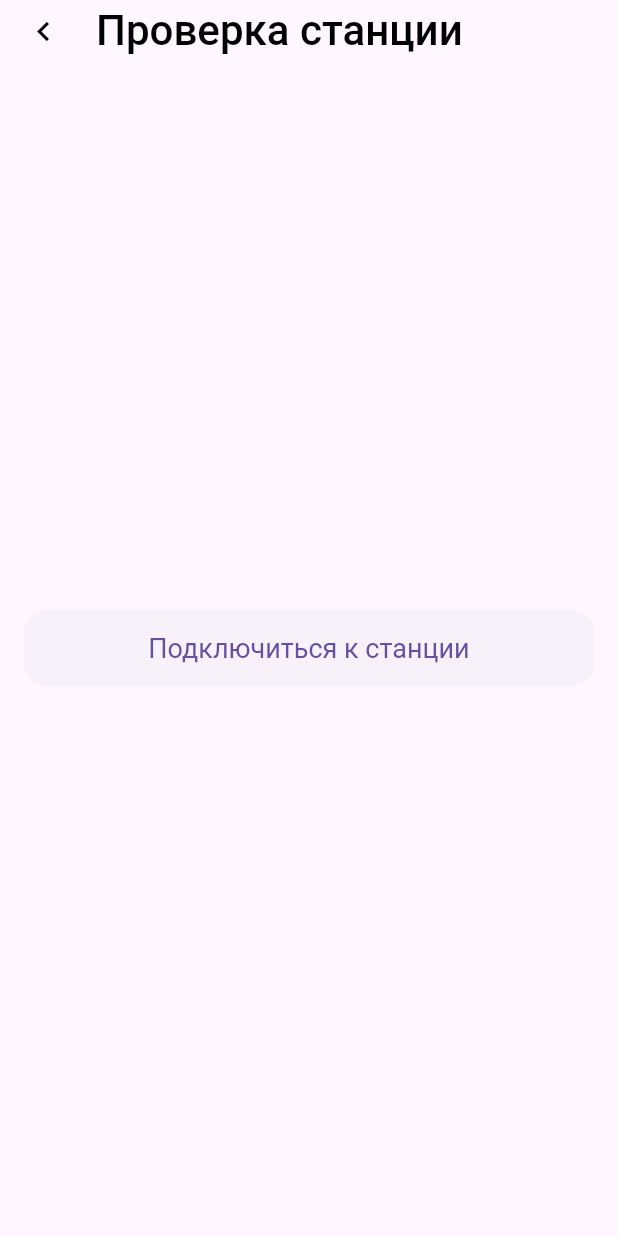
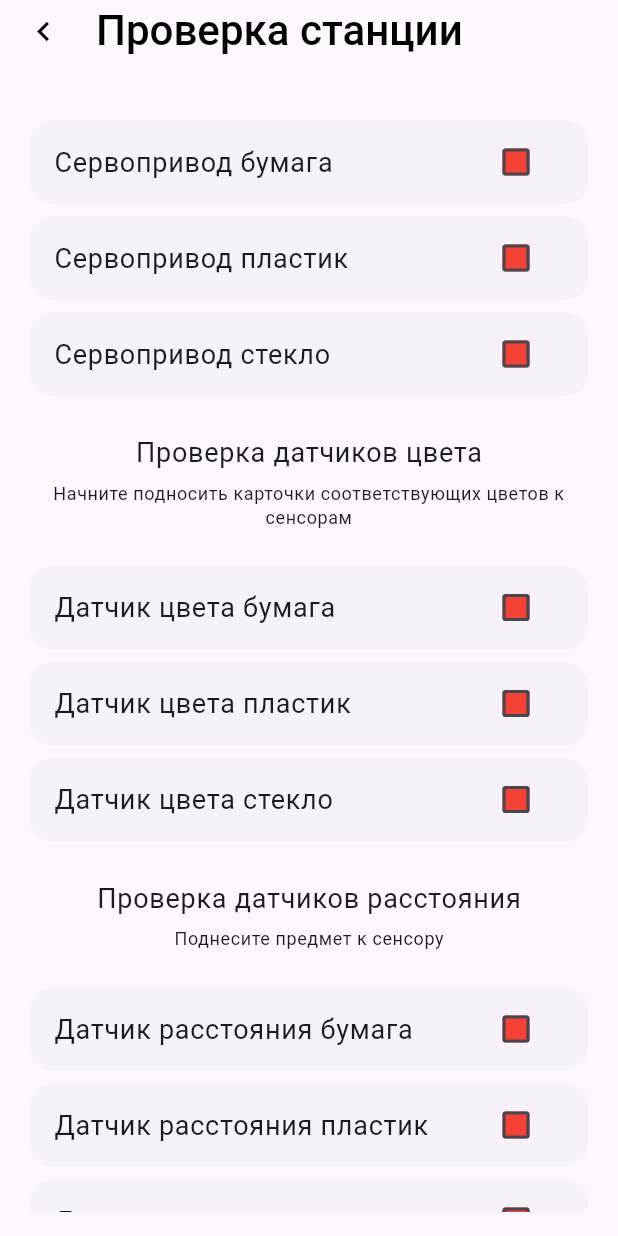
Before and after one commit to vadim-rm/NTOSmartCityMobile, a Flutter app: the BluetoothView screen opened directly, on a phone screen of 412 x 824 dp. Run offline on Flutter 3.47's test engine with Material 2 defaults, Android fonts, the phone set to English and light mode, and no system bars; our stand-ins replace bloc, cached_network_image, cloud_firestore, firebase_auth, firebase_core, firebase_storage and 4 more; missing offline and left inert: cloud_firestore_web, firebase_auth_web, firebase_core_web, firebase_storage_web, image_picker_for_web, quick_blue; accounts and stored records are empty.

Commit message:
Deleted bluetooth functionality

```diff
--- a/lib/bloc/staff/staff_bloc.dart
+++ b/lib/bloc/staff/staff_bloc.dart
@@ -117,6 +117,7 @@ class StaffBloc extends Bloc<StaffEvent, StaffState> {
           emit(
             state.copyWith(
               formStatus: SubmissionSuccess(),
+              trashReport: const TrashReport(),
             ),
           );
         } on FirebaseException catch (e) {
--- a/lib/extensions/bluetooth_constants.dart
+++ b/lib/extensions/bluetooth_constants.dart
@@ -1,8 +1,8 @@
-String arduinoUUID = "FA09410A-971E-04F9-26C6-3FB75C7119B9";
-String characteristicUUID = "0000FFE1-0000-1000-8000-00805F9B34FB";
-String serviceUUID = "0000FFE0-0000-1000-8000-00805F9B34FB";
+// String arduinoUUID = "FA09410A-971E-04F9-26C6-3FB75C7119B9";
+// String characteristicUUID = "0000FFE1-0000-1000-8000-00805F9B34FB";
+// String serviceUUID = "0000FFE0-0000-1000-8000-00805F9B34FB";
 // String arduinoName = "HM10Chill";
 
-// String arduinoUUID = "F0BEBB58-12E3-1CAF-7FA8-FF05590DED34";
-// String characteristicUUID = "8667556c-9a37-4c91-84ed-54ee27d90049";
-// String serviceUUID = "d0611e78-bbb4-4591-a5f8-487910ae4366";
+String arduinoUUID = "F0BEBB58-12E3-1CAF-7FA8-FF05590DED34";
+String characteristicUUID = "8667556c-9a37-4c91-84ed-54ee27d90049";
+String serviceUUID = "d0611e78-bbb4-4591-a5f8-487910ae4366";
--- a/lib/repository/staff_repository.dart
+++ b/lib/repository/staff_repository.dart
@@ -25,6 +25,7 @@ class StaffRepository {
     QuickBlue.startScan();
     BlueScanResult arduino = await QuickBlue.scanResultStream
         .firstWhere((res) => res.deviceId == arduinoUUID);
+    print(arduino.deviceId);
     QuickBlue.stopScan();
     QuickBlue.connect(arduino.deviceId);
     arduinoId = arduino.deviceId;
--- a/lib/views/staff/bluetooth_view.dart
+++ b/lib/views/staff/bluetooth_view.dart
@@ -36,43 +36,43 @@ class BluetoothView extends StatelessWidget {
           ),
           child: BlocBuilder<StaffBloc, StaffState>(
             builder: (context, state) {
-              if (!state.isConnected && isEditable) {
-                return Center(
-                  child: RoundedButton(
-                    onPressed: () {
-                      context.read<StaffBloc>().add(ConnectBluetooth());
-                    },
-                    text: "Подключиться к станции",
-                  ),
-                );
-              }
+              // if (!state.isConnected && isEditable) {
+              //   return Center(
+              //     child: RoundedButton(
+              //       onPressed: () {
+              //         context.read<StaffBloc>().add(ConnectBluetooth());
+              //       },
+              //       text: "Подключиться к станции",
+              //     ),
+              //   );
+              // }
               return Center(
                 child: Container(
                   constraints: const BoxConstraints(maxWidth: 600),
                   child: ListView(
                     children: [
                       Column(
-                        children: [
-                          if (isEditable) ...[
-                            RoundedButton(
-                              onPressed: () {
-                                context.read<StaffBloc>().add(CheckServo());
-                              },
-                              text: "Проверить сервоприводы",
-                            ),
-                          ],
-                          const SizedBox(
+                        children: const [
+                          // if (isEditable) ...[
+                          //   RoundedButton(
+                          //     onPressed: () {
+                          //       context.read<StaffBloc>().add(CheckServo());
+                          //     },
+                          //     text: "Проверить сервоприводы",
+                          //   ),
+                          // ],
+                          SizedBox(
                             height: 20,
                           ),
-                          const CheckboxCard(
+                          CheckboxCard(
                             sensorType: SensorType.servo,
                             trashType: TrashType.paper,
                           ),
-                          const CheckboxCard(
+                          CheckboxCard(
                             sensorType: SensorType.servo,
                             trashType: TrashType.plastic,
                           ),
-                          const CheckboxCard(
+                          CheckboxCard(
                             sensorType: SensorType.servo,
                             trashType: TrashType.glass,
                           ),
@@ -88,9 +88,13 @@ class BluetoothView extends StatelessWidget {
                               "Проверка датчиков цвета",
                               style: Theme.of(context).textTheme.bodyLarge,
                             ),
+                            const SizedBox(
+                              height: 6,
+                            ),
                             Text(
-                              "Проверка производится автоматически. Начните подносить карточки соответствующих цветов к сенсорам",
+                              "Начните подносить карточки соответствующих цветов к сенсорам",
                               style: Theme.of(context).textTheme.caption,
+                              textAlign: TextAlign.center,
                             ),
                           ],
                           const SizedBox(
@@ -120,8 +124,11 @@ class BluetoothView extends StatelessWidget {
                               "Проверка датчиков расстояния",
                               style: Theme.of(context).textTheme.bodyLarge,
                             ),
+                            const SizedBox(
+                              height: 6,
+                            ),
                             Text(
-                              "Проверка производится автоматически. Прислоните руку к сенсору",
+                              "Поднесите предмет к сенсору",
                               style: Theme.of(context).textTheme.caption,
                             ),
                           ],
--- a/pubspec.yaml
+++ b/pubspec.yaml
@@ -50,7 +50,6 @@ dependencies:
   intl: ^0.17.0
   flutter_blue: ^0.8.0
   quick_blue: ^0.3.1+2
-  flutter_reactive_ble: ^5.0.2
 
 dev_dependencies:
   flutter_test:
```
Also changed, not shown: pubspec.lock, 4 other files.
